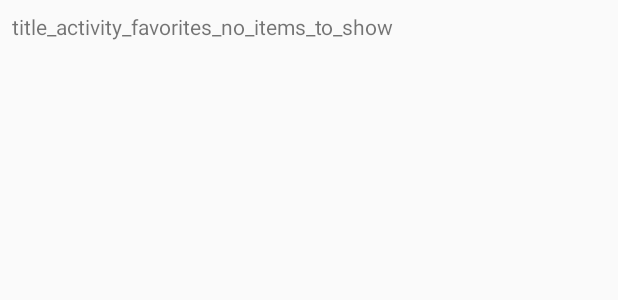
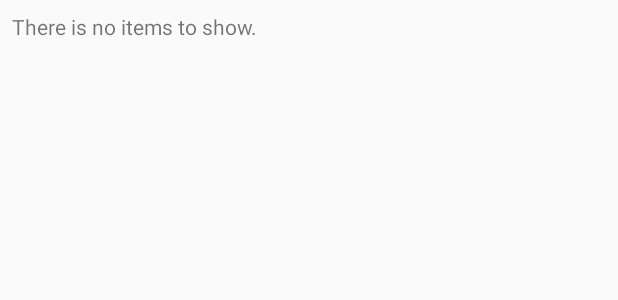
Before and after one commit to ShayShahar/SingIt, an Android app: the layout content_favorites_view.xml on its own in the app's theme, with its tools: preview values and no code run, on a phone screen of 412 x 824 dp. Shown: the top 300 px of the screen. Run offline under Robolectric (Android 15) with nearby library versions, the phone set to English and light mode, and no system bars.

Commit message:
Update the favorites delete from list option, need to add an update list to show after delete

```diff
--- a/app/src/main/java/com/singit/shays/singit/SearchViewActivity.java
+++ b/app/src/main/java/com/singit/shays/singit/SearchViewActivity.java
@@ -38,7 +38,7 @@ public class SearchViewActivity extends AppCompatActivity {
         Log.d(TAG,"set view");
         list.setAdapter(adapter);
         Log.d(TAG,"set adapter");
-
+        list.setEmptyView(findViewById(R.id.emptySearch));
         AdapterView.OnItemClickListener itemClickListener = new AdapterView.OnItemClickListener() {
             @Override
             public void onItemClick(AdapterView<?> parent, View container, int position, long id) {
--- a/app/src/main/res/layout/content_favorites_view.xml
+++ b/app/src/main/res/layout/content_favorites_view.xml
@@ -22,5 +22,5 @@
         android:layout_height="match_parent"
         android:layout_margin="8dp"
         android:layout_marginLeft="10dp"
-        android:text="title_activity_favorites_no_items_to_show"/> //TODO: change to @string/ after commit
+        android:text="@string/title_activity_favorites_no_items_to_show"/>
 </RelativeLayout>
--- a/app/src/main/res/layout/content_search_view.xml
+++ b/app/src/main/res/layout/content_search_view.xml
@@ -52,6 +52,6 @@
         android:layout_margin="8dp"
         android:layout_marginLeft="10dp"
         android:layout_below="@id/resultLayout"
-        android:text="title_activity_search_no_items_to_show"/> //TODO: change to @string/ after commit
+        android:text="@string/title_activity_favorites_no_items_to_show"/>
 
 </RelativeLayout>
--- a/app/src/main/res/values/strings.xml
+++ b/app/src/main/res/values/strings.xml
@@ -19,5 +19,7 @@
     <string name="songs">songs_table</string>
     <string name="favorites">favorites_table</string>
     <string name="last_searches">last_searches_table</string>
+    <string name="title_activity_favorites_no_items_to_show">There is no items to show.</string>
+
 
 </resources>
```
Also changed, not shown: app/src/main/java/com/singit/shays/singit/FavoritesViewActivity.java (+6 -1 lines).
